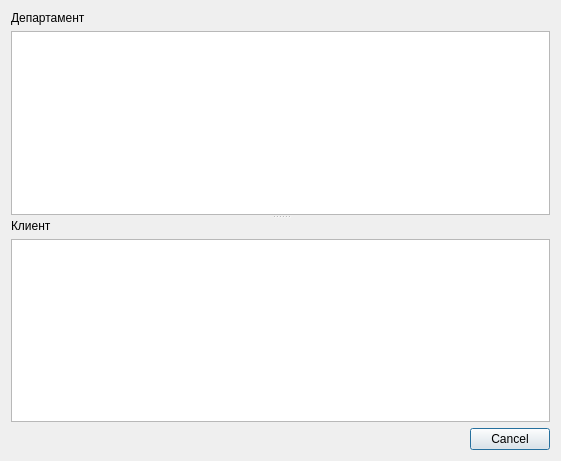
Old version of the form departclientviewer.ui in the repository petertishin/DataReport.
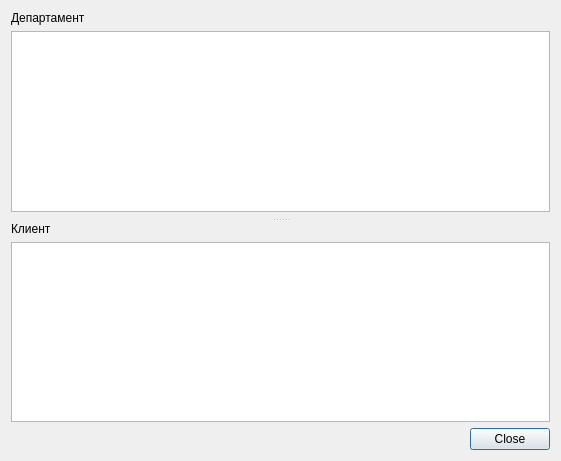
New version of the form.

```diff
--- a/departclientviewer.ui
+++ b/departclientviewer.ui
@@ -31,6 +31,16 @@
        <item>
         <widget class="QTableView" name="departmentView"/>
        </item>
+       <item>
+        <widget class="QDialogButtonBox" name="buttonBoxTop">
+         <property name="orientation">
+          <enum>Qt::Horizontal</enum>
+         </property>
+         <property name="standardButtons">
+          <set>QDialogButtonBox::NoButton</set>
+         </property>
+        </widget>
+       </item>
       </layout>
      </widget>
      <widget class="QWidget" name="clientPanel" native="true">
@@ -45,20 +55,17 @@
        <item>
         <widget class="QTableView" name="clientView"/>
        </item>
+       <item>
+        <widget class="QDialogButtonBox" name="buttonBoxBtm">
+         <property name="standardButtons">
+          <set>QDialogButtonBox::Close</set>
+         </property>
+        </widget>
+       </item>
       </layout>
      </widget>
     </widget>
    </item>
-   <item>
-    <widget class="QDialogButtonBox" name="buttonBox">
-     <property name="orientation">
-      <enum>Qt::Horizontal</enum>
-     </property>
-     <property name="standardButtons">
-      <set>QDialogButtonBox::Cancel</set>
-     </property>
-    </widget>
-   </item>
   </layout>
  </widget>
  <resources/>
```
Left out of the diff: 22 changed lines with no effect on the pictures.
